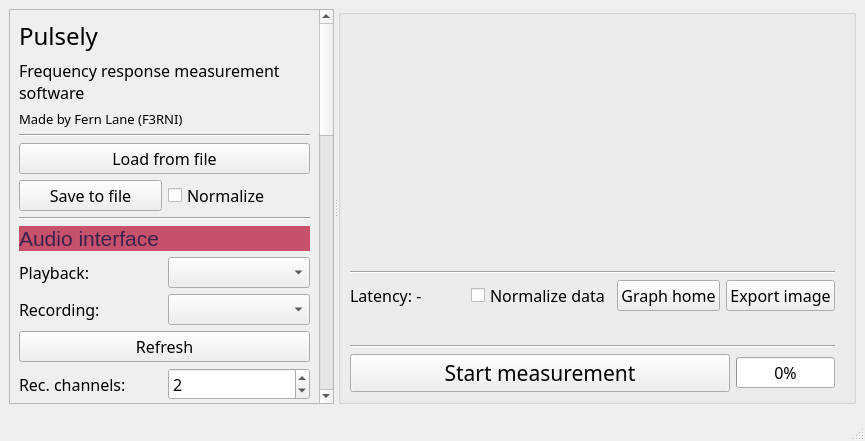
The window that gui.ui (F33RNI/SonicEval) describes before a commit, drawn with Qt 5.
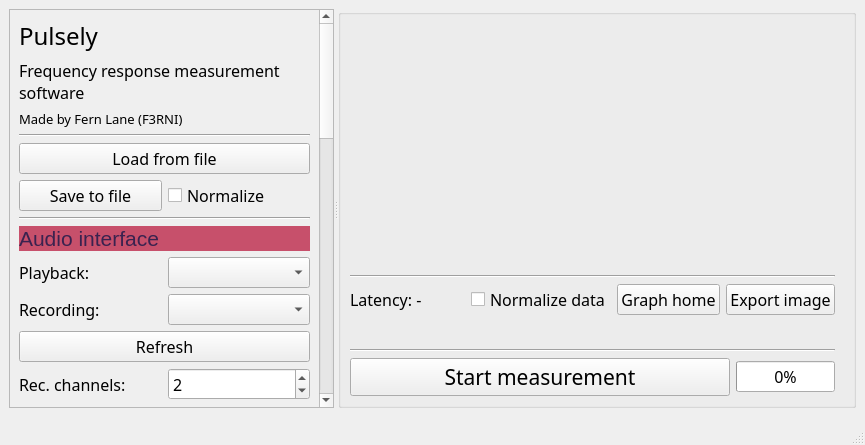
The same window after the commit. Custom widgets are drawn as their Qt base class.

Commit message: Change step of upper frequency

Diff of the .ui file:
```diff
--- a/gui.ui
+++ b/gui.ui
@@ -7,7 +7,7 @@
     <x>0</x>
     <y>0</y>
     <width>865</width>
-    <height>441</height>
+    <height>445</height>
    </rect>
   </property>
   <property name="font">
@@ -64,8 +64,8 @@
         <property name="geometry">
          <rect>
           <x>0</x>
-          <y>-416</y>
-          <width>406</width>
+          <y>-70</y>
+          <width>315</width>
           <height>1176</height>
          </rect>
         </property>
```
Left out of the diff: 2 changed lines with no effect on the pictures.
